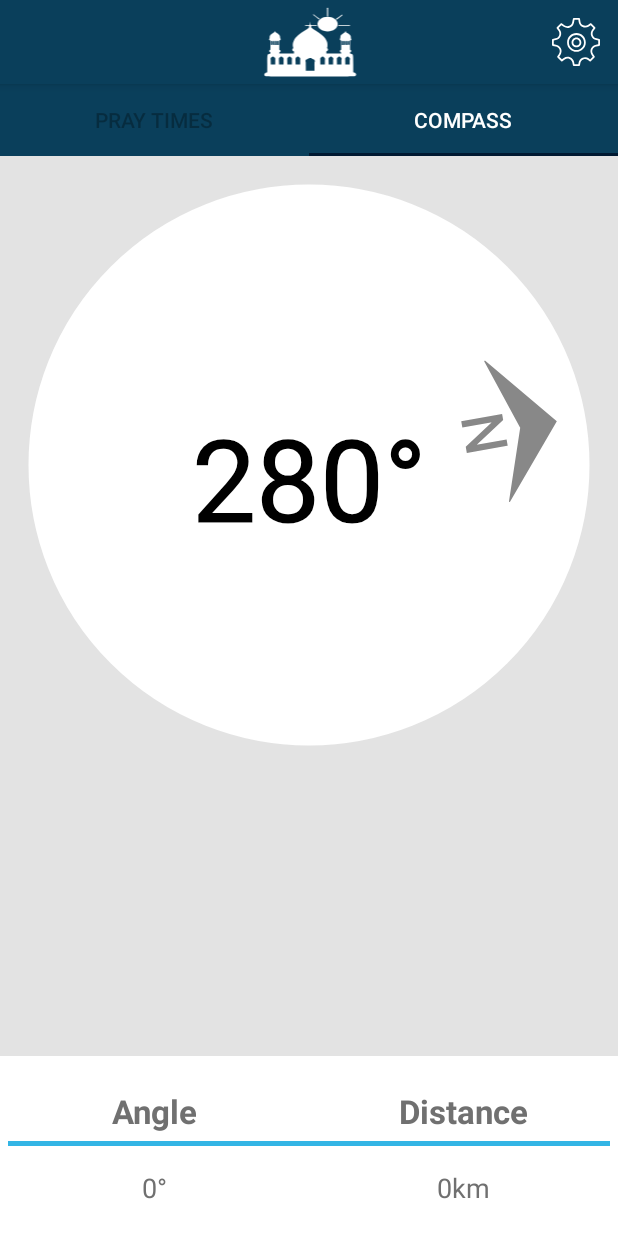
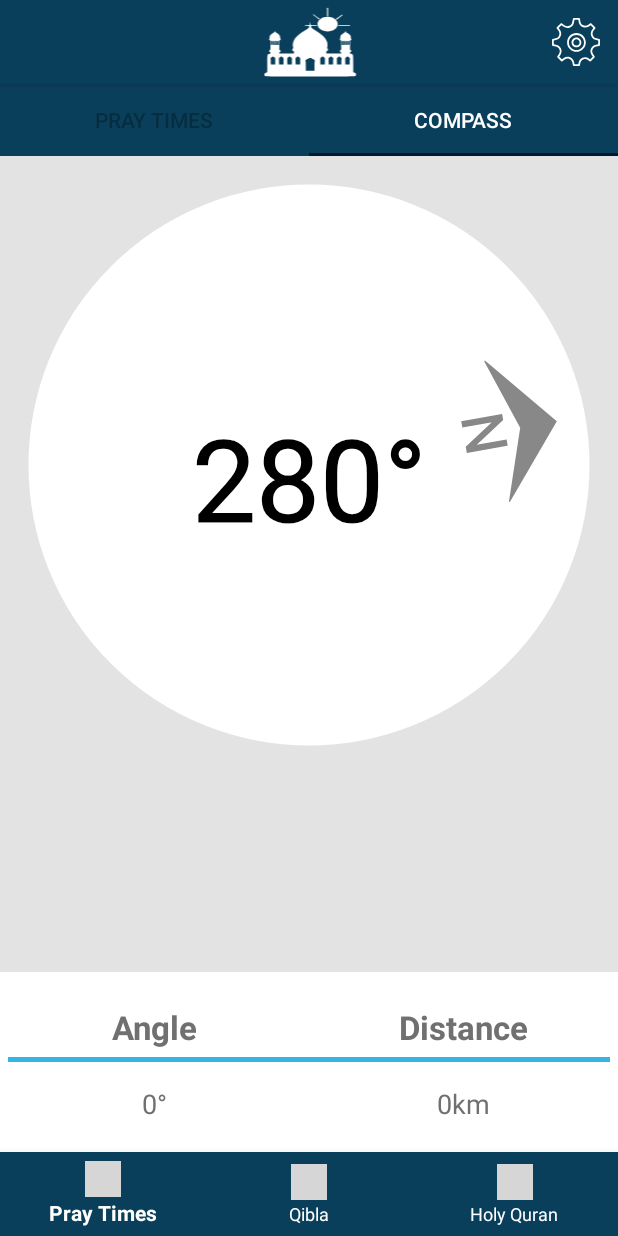
Before and after one commit to Sufi313/PrayerTimesForMuslim, an Android app: the screen it shows after launch (HomeActivity), tab 2 chosen, on a phone screen of 412 x 824 dp. Run offline under Robolectric (Android 15) with nearby library versions, the phone set to English and light mode, and no system bars; our stand-ins replace RxJava; libraries missing offline, so code that uses them is left out: com.github.msarhan.ummalqura; pictures from the network do not load; grey boxes are pictures that could not be loaded.

Commit message:
First Commit

```diff
--- a/app/src/main/res/layout/activity_home.xml
+++ b/app/src/main/res/layout/activity_home.xml
@@ -50,6 +50,7 @@
 
         <androidx.viewpager.widget.ViewPager
             android:id="@+id/viewpagerHome"
+            android:layout_above="@+id/navigation"
             android:layout_width="match_parent"
             android:layout_height="match_parent"
             android:layout_below="@+id/tablayoutHome"
@@ -58,6 +59,16 @@
 
         </androidx.viewpager.widget.ViewPager>
 
+        <com.google.android.material.bottomnavigation.BottomNavigationView
+            android:id="@+id/navigation"
+            android:layout_width="match_parent"
+            android:layout_height="wrap_content"
+            android:layout_alignParentBottom="true"
+            android:background="@color/colorPrimary"
+            app:itemIconTint="@color/white"
+            app:itemTextColor="@color/white"
+            app:menu="@menu/bottom_nav_view"/>
+
     </RelativeLayout>
 
 
--- /dev/null
+++ b/app/src/main/res/menu/bottom_nav_view.xml
@@ -0,0 +1,15 @@
+<?xml version="1.0" encoding="utf-8"?>
+<menu xmlns:android="http://schemas.android.com/apk/res/android">
+    <item
+        android:id="@+id/action_home_view"
+        android:icon="@drawable/ic_clock_two"
+        android:title="@string/prayer_time"/>
+    <item
+        android:id="@+id/action_qibla_view"
+        android:icon="@drawable/ic_compass"
+        android:title="@string/qibla_position"/>
+    <item
+        android:id="@+id/action_quran_view"
+        android:icon="@drawable/ic_quran_rehal"
+        android:title="@string/quran"/>
+</menu>
--- a/app/src/main/res/values/strings.xml
+++ b/app/src/main/res/values/strings.xml
@@ -266,6 +266,7 @@
 
     <string name="salaat_times">Salaat times</string>
     <string name="kaaba_position">Kaaba position</string>
+    <string name="qibla_position">Qibla</string>
 
     <string name="permission_write_external_required">
         Kaaba locator requires Google Maps which requires permission to write to external storage.\n\n
@@ -318,6 +319,8 @@
     <string name="search_city">Search City</string>
     <string name="enter_city_here">Enter City Here</string>
     <string name="next_prayer">Next Prayer</string>
+    <string name="prayer_time">Pray Times</string>
+    <string name="quran">Holy Quran</string>
 
 
 </resources>
```
